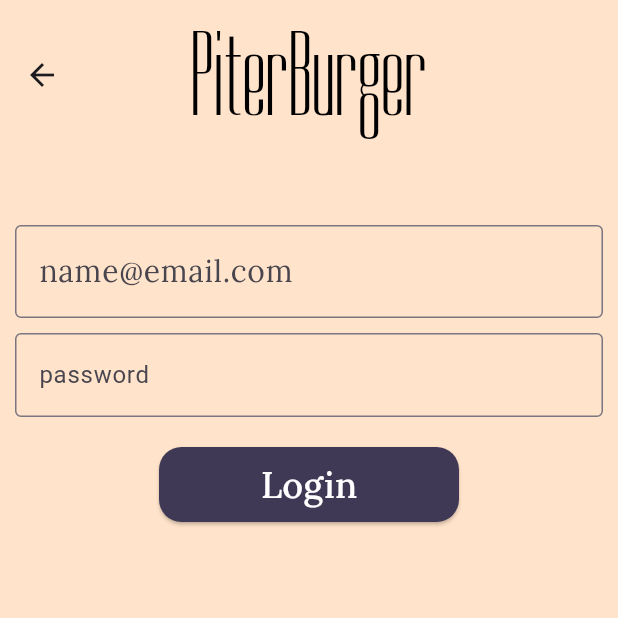
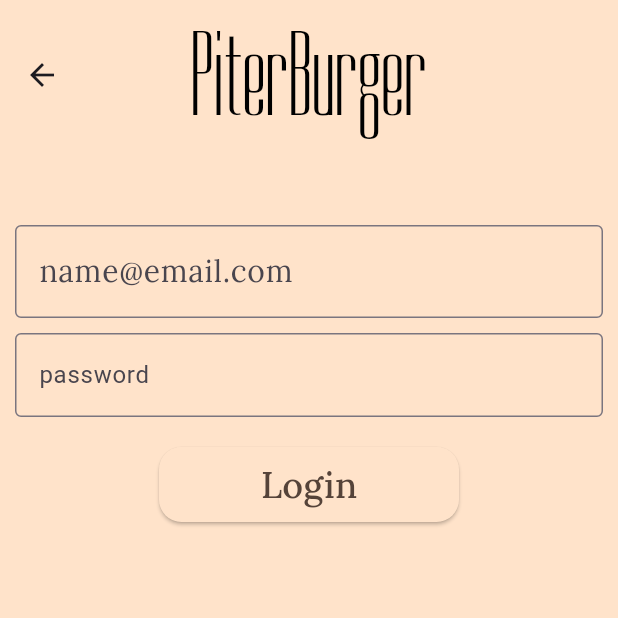
Before and after one commit to NeDonil/PiterBurger, a Flutter app: the LoginScreen screen opened by its route, on a phone screen of 412 x 824 dp, the top half of it. Run offline on Flutter 3.47's test engine with Material 3 defaults, Android fonts, the phone set to English and light mode, and no system bars; our stand-ins replace flutter_secure_storage; missing offline and left inert: floating_navbar; accounts and stored records are empty; network calls fail; statements that could not run were skipped.

Commit message:
chore: Pretty init screen

```diff
--- a/lib/feature/order-screen/view/order.dart
+++ b/lib/feature/order-screen/view/order.dart
@@ -3,6 +3,7 @@
 import 'package:flutter/cupertino.dart';
 import 'package:flutter/material.dart';
 import 'package:vorstu/feature/order-screen/widgets/order-item-list.dart';
+import 'package:vorstu/widgets/button.dart';
 import 'package:vorstu/widgets/header.dart';
 
 import '../../home-screen/widgets/groups-list.dart';
@@ -19,6 +20,7 @@ class _OrderViewState extends State<OrderView>{
     return Scaffold(
         appBar: const Header(),
         body: OrderList(),
+        floatingActionButton: Button(onPressed: (){}, title: "Заказать"),
     );
   }
 }
--- a/lib/feature/order-screen/widgets/order-item.dart
+++ b/lib/feature/order-screen/widgets/order-item.dart
@@ -30,11 +30,11 @@ class OrderItemWidget extends StatelessWidget{
                             orderItem.product.name,
                             maxLines: 2,
                             overflow: TextOverflow.clip,
-                            style: TextStyle(fontSize: 20, fontFamily: 'lora')
+                            style: TextStyle(fontSize: 20, fontFamily: 'lora', fontWeight: FontWeight.bold)
                         ),
                         SizedBox(height: 15),
                         Text(
-                            orderItem.product.price.toString() + " руб",
+                            orderItem.product.price.toString() + " x " + orderItem.count.toString() +  " руб",
                             style: TextStyle(fontSize: 16, fontFamily: 'lora', fontWeight: FontWeight.bold)
                         ),
                       ],
--- a/lib/widgets/button.dart
+++ b/lib/widgets/button.dart
@@ -23,11 +23,11 @@ class Button extends StatelessWidget {
         shape: const RoundedRectangleBorder(
           borderRadius: BorderRadius.all(Radius.circular(15.0)),
         ),
-        backgroundColor: const Color.fromRGBO(64, 57, 85, 1.0),
+        backgroundColor: const Color.fromRGBO(255, 227, 202, 1.0),
       ),
       onPressed: onPressed,
       child: Text(title, style: const TextStyle(
-        color: Colors.white,
+        color: Color.fromARGB(255, 85, 67, 57),
         fontSize: 24,
         fontFamily: 'lora'
       ),),
```
Also changed, not shown: lib/main.dart (+15 -3 lines).
